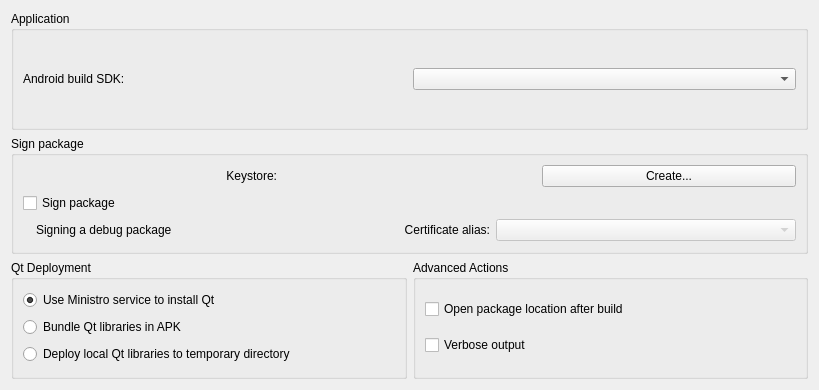
Qt form src/plugins/android/androidbuildapkwidget.ui (qt-creator/qt-creator) before a commit.
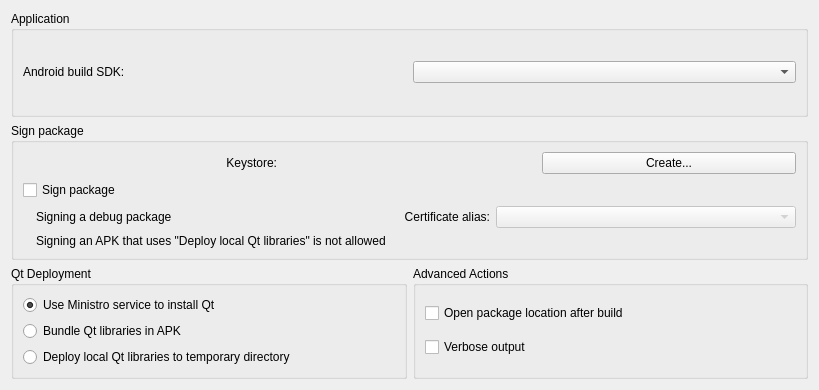
The same form after that commit. Icons and pictures are not drawn. Custom widgets are drawn as their Qt base class.

Commit message:
Disable signing when using debug deployment method.
The debug deployment method can't be used to create APKs that can be
published on Android markets.

What changed in the file:
```diff
--- a/src/plugins/android/androidbuildapkwidget.ui
+++ b/src/plugins/android/androidbuildapkwidget.ui
@@ -123,6 +123,39 @@
         </item>
        </layout>
       </item>
+      <item>
+       <layout class="QHBoxLayout" name="horizontalLayout_5">
+        <item>
+         <widget class="QLabel" name="signingDebugDeployErrorIcon">
+          <property name="sizePolicy">
+           <sizepolicy hsizetype="Fixed" vsizetype="Preferred">
+            <horstretch>0</horstretch>
+            <verstretch>0</verstretch>
+           </sizepolicy>
+          </property>
+          <property name="text">
+           <string/>
+          </property>
+          <property name="pixmap">
+           <pixmap resource="../coreplugin/core.qrc">:/core/images/error.png</pixmap>
+          </property>
+         </widget>
+        </item>
+        <item>
+         <widget class="QLabel" name="signingDebugDeployError">
+          <property name="sizePolicy">
+           <sizepolicy hsizetype="Preferred" vsizetype="Preferred">
+            <horstretch>0</horstretch>
+            <verstretch>0</verstretch>
+           </sizepolicy>
+          </property>
+          <property name="text">
+           <string>Signing an APK that uses &quot;Deploy local Qt libraries&quot; is not allowed</string>
+          </property>
+         </widget>
+        </item>
+       </layout>
+      </item>
      </layout>
     </widget>
    </item>
```
The commit also changes 2 other files.
